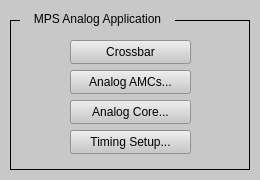
Qt form mps_embed_analog.ui (ad-build-test/pydm-mps) before a commit.
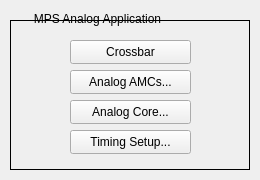
The same form after that commit. Custom widgets are drawn as their Qt base class.

```diff
--- a/mps_embed_analog.ui
+++ b/mps_embed_analog.ui
@@ -23,7 +23,7 @@
     </rect>
    </property>
    <property name="styleSheet">
-    <string notr="true">background-color: rgb(200, 200, 200);</string>
+    <string notr="true"/>
    </property>
    <property name="frameShape">
     <enum>QFrame::NoFrame</enum>
```
